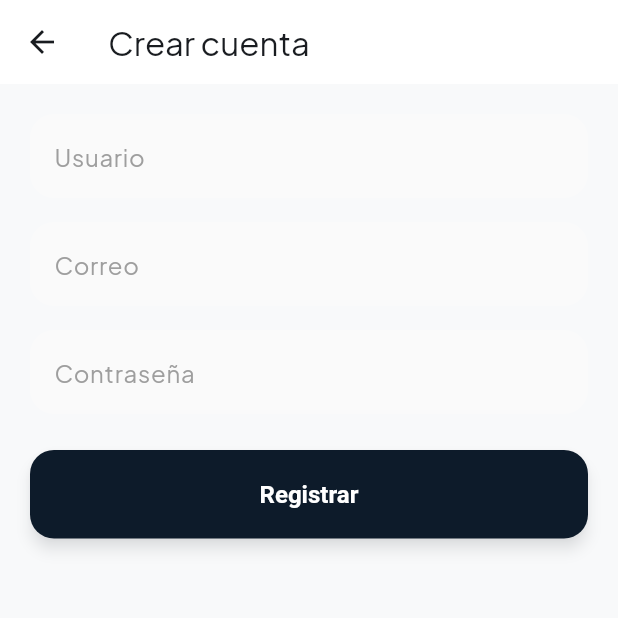
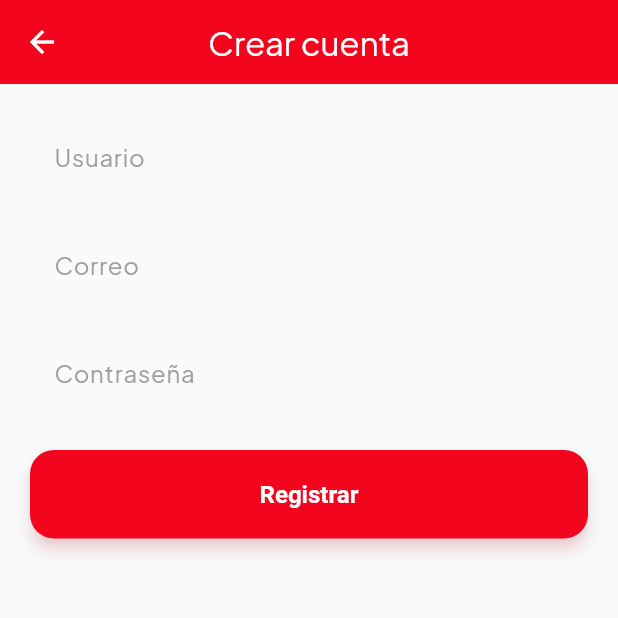
Before and after one commit to ELMartin31611/staybooking_mobile, a Flutter app: the screen it shows after launch, after a tap on "Crear cuenta", on a phone screen of 412 x 824 dp, the top half of it. Run offline on Flutter 3.47's test engine with Material 3 defaults, Android fonts, the phone set to English and light mode, and no system bars; our stand-ins replace dio, flutter_dotenv, flutter_riverpod, flutter_secure_storage, google_fonts; network calls fail.

Commit message:
AUTH-USARIOS-PANTALLAS

```diff
--- a/lib/main.dart
+++ b/lib/main.dart
@@ -19,6 +19,7 @@ class StayBookingApp extends StatelessWidget {
   Widget build(BuildContext context) {
     const Color primaryNavy = Color(0xFF0D1B2A); // Un azul más profundo y lujoso
     const Color accentGold = Color(0xFFC5A059);  // Oro mate
+    const Color accentRed = Color(0xFFF2051D);
     const Color background = Color(0xFFF8F9FA);
 
     return MaterialApp(
@@ -33,10 +34,17 @@ class StayBookingApp extends StatelessWidget {
         ),
 
         colorScheme: ColorScheme.fromSeed(
-          seedColor: primaryNavy,
-          primary: primaryNavy,
+          seedColor: accentRed,
+          primary: accentRed,
           secondary: accentGold,
+          tertiary: primaryNavy,
           surface: Colors.white,
+        ),
+
+        appBarTheme: const AppBarTheme(
+          backgroundColor: accentRed,
+          foregroundColor: Colors.white,
+          centerTitle: true,
         ),
 
         // Estilo de Tarjetas: Elevadas y con bordes suaves
@@ -52,14 +60,29 @@ class StayBookingApp extends StatelessWidget {
         // Botones con estilo moderno (bordes redondeados y sombra sutil)
         elevatedButtonTheme: ElevatedButtonThemeData(
           style: ElevatedButton.styleFrom(
-            backgroundColor: primaryNavy,
+            backgroundColor: accentRed,
             foregroundColor: Colors.white,
             elevation: 4,
-            shadowColor: primaryNavy.withValues(alpha: 0.3),
+            shadowColor: accentRed.withValues(alpha: 0.3),
             padding: const EdgeInsets.symmetric(horizontal: 32, vertical: 20),
             shape: RoundedRectangleBorder(borderRadius: BorderRadius.circular(16)),
             textStyle: const TextStyle(fontWeight: FontWeight.w700, fontSize: 16),
           ),
+        ),
+
+        outlinedButtonTheme: OutlinedButtonThemeData(
+          style: OutlinedButton.styleFrom(
+            foregroundColor: accentRed,
+            side: const BorderSide(color: accentRed, width: 1.5),
+            padding: const EdgeInsets.symmetric(horizontal: 24, vertical: 16),
+            shape: RoundedRectangleBorder(
+              borderRadius: BorderRadius.circular(14),
+            ),
+          ),
+        ),
+
+        progressIndicatorTheme: const ProgressIndicatorThemeData(
+          color: accentRed,
         ),
 
         // Inputs con "Floating Label" y estilo limpio
--- a/lib/presentation/screens/auth/login_screen.dart
+++ b/lib/presentation/screens/auth/login_screen.dart
@@ -67,6 +67,38 @@ class _LoginScreenState extends ConsumerState<LoginScreen> {
             child: Column(
               crossAxisAlignment: CrossAxisAlignment.stretch,
               children: [
+                const SizedBox(height: 16),
+                Center(
+                  child: Container(
+                    width: 170,
+                    height: 170,
+                    padding: const EdgeInsets.all(12),
+                    decoration: BoxDecoration(
+                      color: Colors.white,
+                      borderRadius: BorderRadius.circular(18),
+                      border: Border.all(color: Colors.grey.shade200),
+                    ),
+                    child: Image.network(
+                      'https://img.magnific.com/vector-premium/logo-circular-hotel_427757-45839.jpg?semt=ais_hybrid&w=740&q=80',
+                      fit: BoxFit.contain,
+                      loadingBuilder: (context, child, loadingProgress) {
+                        if (loadingProgress == null) return child;
+                        return const Center(
+                          child: CircularProgressIndicator(strokeWidth: 2),
+                        );
+                      },
+                      errorBuilder: (context, error, stackTrace) {
+                        return Container(
+                          decoration: BoxDecoration(
+                            color: Colors.grey.shade100,
+                            borderRadius: BorderRadius.circular(12),
+                          ),
+                          child: const Icon(Icons.hotel, size: 54),
+                        );
+                      },
+                    ),
+                  ),
+                ),
                 const SizedBox(height: 16),
                 const Text(
                   'StayBooking',
```
